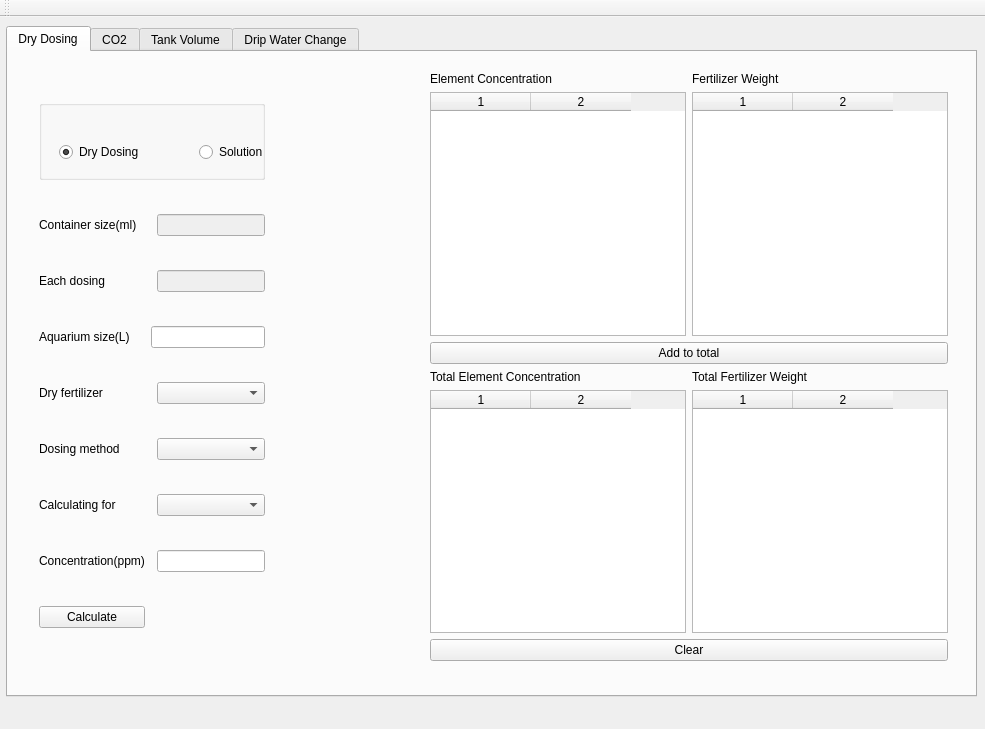
This is mainwindow.ui in maolin-cdzl/PlantedTankCalculator as Qt 5 draws it before an edit. The edited form follows.
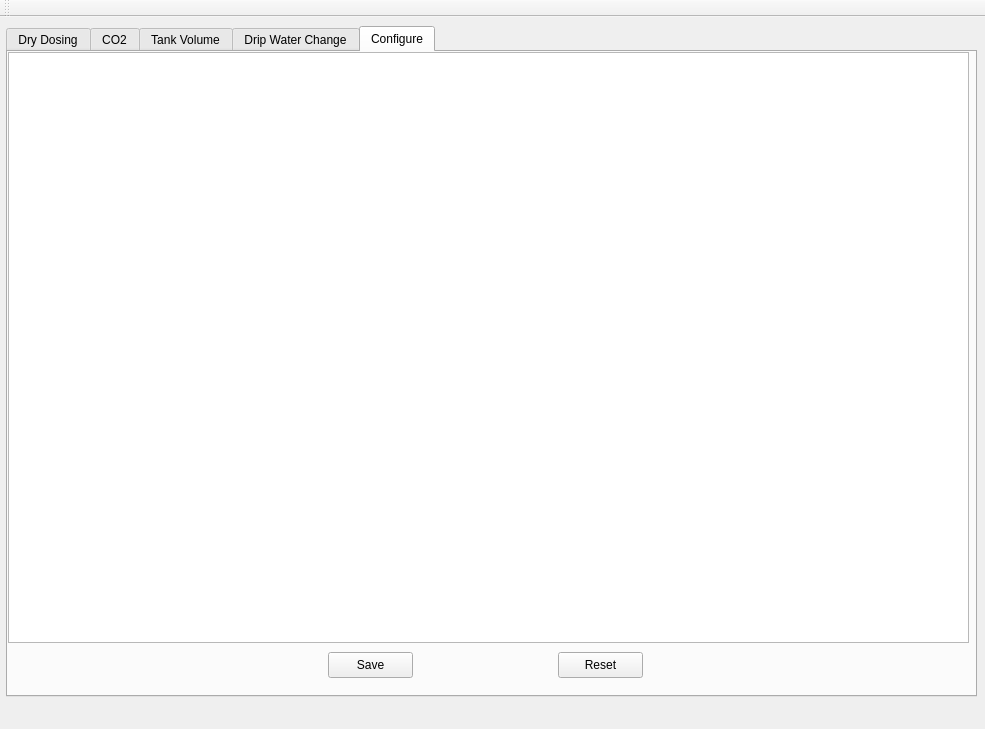
This is the edited form. Icons and pictures are not drawn.

```diff
--- a/mainwindow.ui
+++ b/mainwindow.ui
@@ -24,7 +24,7 @@
      </rect>
     </property>
     <property name="currentIndex">
-     <number>0</number>
+     <number>4</number>
     </property>
     <widget class="QWidget" name="tab_dry_dosing">
      <attribute name="title">
@@ -224,7 +224,7 @@
             <number>2</number>
            </property>
            <attribute name="horizontalHeaderVisible">
-            <bool>true</bool>
+            <bool>false</bool>
            </attribute>
            <attribute name="verticalHeaderVisible">
             <bool>false</bool>
@@ -724,6 +724,47 @@
       </layout>
      </widget>
     </widget>
+    <widget class="QWidget" name="tab">
+     <attribute name="title">
+      <string>Configure</string>
+     </attribute>
+     <widget class="QPlainTextEdit" name="cfg_edit">
+      <property name="geometry">
+       <rect>
+        <x>0</x>
+        <y>0</y>
+        <width>961</width>
+        <height>591</height>
+       </rect>
+      </property>
+     </widget>
+     <widget class="QPushButton" name="cfg_save">
+      <property name="geometry">
+       <rect>
+        <x>320</x>
+        <y>600</y>
+        <width>85</width>
+        <height>26</height>
+       </rect>
+      </property>
+      <property name="text">
+       <string>Save</string>
+      </property>
+     </widget>
+     <widget class="QPushButton" name="cfg_reset">
+      <property name="geometry">
+       <rect>
+        <x>550</x>
+        <y>600</y>
+        <width>85</width>
+        <height>26</height>
+       </rect>
+      </property>
+      <property name="text">
+       <string>Reset</string>
+      </property>
+     </widget>
+    </widget>
    </widget>
   </widget>
   <widget class="QMenuBar" name="menuBar">
```
Left out of the diff: 6 changed lines with no effect on the pictures.
